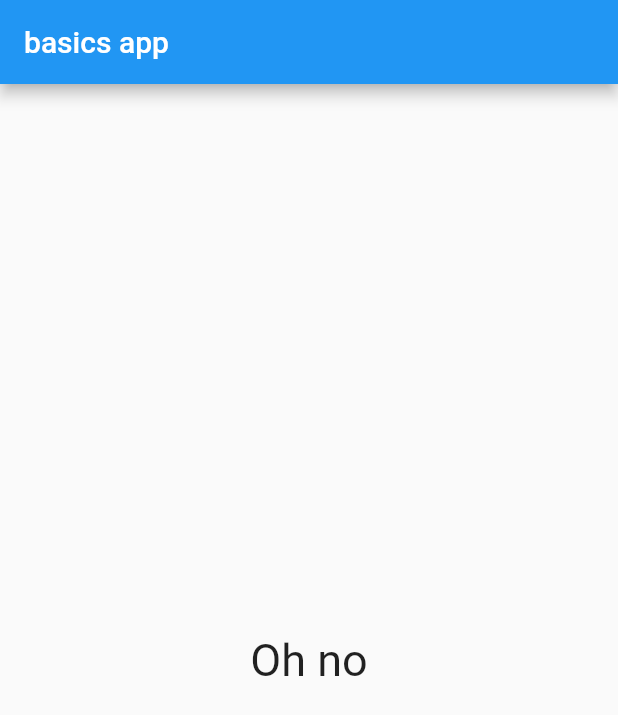
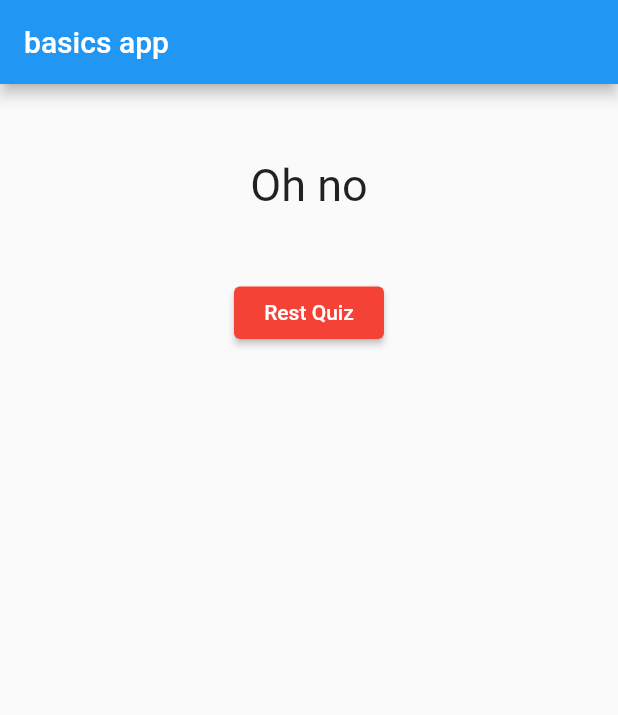
Before and after one commit to Abhilash-Puthukkudi/flutter_refresher, a Flutter app: the screen it shows after launch, after a tap on "MOHANLAL", after a tap on "VIJAY", after a tap on "BIRD", on a phone screen of 412 x 824 dp. Shown: the top 715 px of the screen. Run offline on Flutter 3.47's test engine with Material 2 defaults, Android fonts, the phone set to English and light mode, and no system bars.

Commit message:
buttons and styles added

```diff
--- a/basics/quizapp/lib/answer.dart
+++ b/basics/quizapp/lib/answer.dart
@@ -9,14 +9,17 @@ class Answer extends StatelessWidget {
   build(BuildContext context) {
     // ignore: sized_box_for_whitespace
     return Container(
-      margin: const EdgeInsets.symmetric(horizontal: 10),
+      margin: const EdgeInsets.all(10),
       width: double.infinity,
-      child: ElevatedButton(
-        style: ButtonStyle(
-            backgroundColor: MaterialStateProperty.all(Colors.pinkAccent)),
+      height: 50,
+      child: OutlinedButton(
+        // style: ButtonStyle(
+        //     backgroundColor: MaterialStateProperty.all(Colors.green),
+        //     foregroundColor: MaterialStateProperty.all(Colors.black)),
+        style: ElevatedButton.styleFrom(
+            onPrimary: Colors.green, side: BorderSide(color: Colors.green)),
         onPressed: onpressed, // pointing at the function not executing it
         child: Text(
-          style: TextStyle(color: Colors.yellow),
           buttonText,
         ),
       ),
--- a/basics/quizapp/lib/congowidget.dart
+++ b/basics/quizapp/lib/congowidget.dart
@@ -3,8 +3,10 @@ import 'package:flutter/material.dart';
 import 'Question.dart';
 
 class congowidget extends StatelessWidget {
+  final VoidCallback resetButon;
   const congowidget({
     Key? key,
+    required this.resetButon,
   }) : super(key: key);
 
   String get resultPharse {
@@ -20,8 +22,22 @@ class congowidget extends StatelessWidget {
   @override
   Widget build(BuildContext context) {
     return Center(
-        child: Question(
-      question: resultPharse,
+        child: Column(
+      children: [
+        Question(
+          question: resultPharse,
+        ),
+        Container(
+          width: 100,
+          height: 35,
+          child: ElevatedButton(
+            onPressed: resetButon,
+            child: Text("Rest Quiz"),
+            style: ButtonStyle(
+                backgroundColor: MaterialStateProperty.all(Colors.red)),
+          ),
+        )
+      ],
     ));
   }
 }
--- a/basics/quizapp/lib/main.dart
+++ b/basics/quizapp/lib/main.dart
@@ -33,8 +33,12 @@ class _MyappState extends State<Myapp> {
     setState(() {
       _questionIndex = _questionIndex + 1;
     });
+  }
 
-    log(_questionIndex.toString());
+  void questionReset() {
+    setState(() {
+      _questionIndex = 0;
+    });
   }
 
   @override
@@ -66,7 +70,9 @@ class _MyappState extends State<Myapp> {
                   questionIndex: _questionIndex,
                   answerQuestion: answerQuestion,
                   questions: questions)
-              : const congowidget()),
+              : congowidget(
+                  resetButon: questionReset,
+                )),
       //home is core widget that flutter bring into the screen
     );
   }
```
